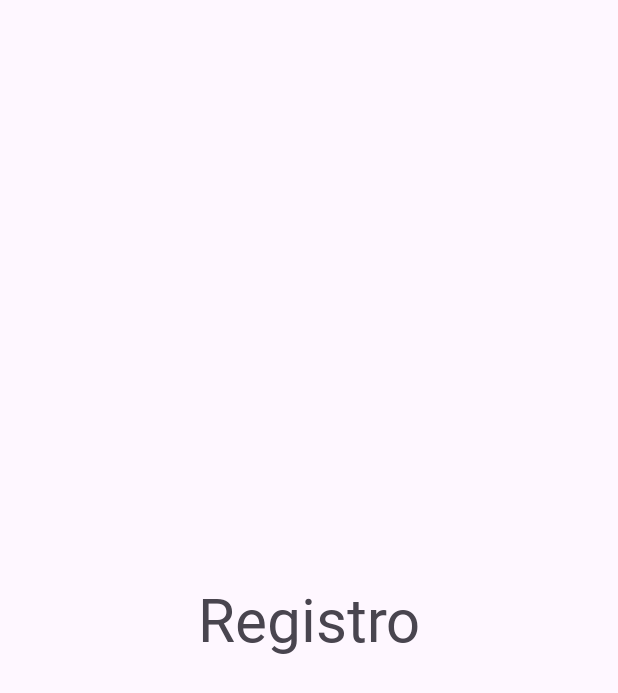
After one commit to mcas2/FirstAndroidApp, an Android app: the Register screen opened directly, with no data from a screen before it, on a phone screen of 412 x 824 dp. The commit adds this screen. Shown: the top 693 px of the screen. Run offline under Robolectric (Android 15) with nearby library versions, the phone set to English and light mode, and no system bars.

Commit message:
register - wip

```diff
--- a/app/src/main/AndroidManifest.xml
+++ b/app/src/main/AndroidManifest.xml
@@ -14,6 +14,9 @@
         android:supportsRtl="true"
         android:theme="@style/Theme.First"
         tools:targetApi="31">
+        <activity
+            android:name=".Register"
+            android:exported="false" />
         <activity
             android:name=".Login"
             android:exported="false" />
--- /dev/null
+++ b/app/src/main/java/com/mcas2/first/Register.java
@@ -0,0 +1,24 @@
+package com.mcas2.first;
+
+import android.os.Bundle;
+
+import androidx.activity.EdgeToEdge;
+import androidx.appcompat.app.AppCompatActivity;
+import androidx.core.graphics.Insets;
+import androidx.core.view.ViewCompat;
+import androidx.core.view.WindowInsetsCompat;
+
+public class Register extends AppCompatActivity {
+
+    @Override
+    protected void onCreate(Bundle savedInstanceState) {
+        super.onCreate(savedInstanceState);
+        EdgeToEdge.enable(this);
+        setContentView(R.layout.activity_register);
+        ViewCompat.setOnApplyWindowInsetsListener(findViewById(R.id.main), (v, insets) -> {
+            Insets systemBars = insets.getInsets(WindowInsetsCompat.Type.systemBars());
+            v.setPadding(systemBars.left, systemBars.top, systemBars.right, systemBars.bottom);
+            return insets;
+        });
+    }
+}
--- a/app/src/main/java/com/mcas2/first/SplashScreen.java
+++ b/app/src/main/java/com/mcas2/first/SplashScreen.java
@@ -33,7 +33,6 @@ public class SplashScreen extends AppCompatActivity {
 
         launchMain();
 
-
         Animation gradientColor = AnimationUtils.loadAnimation(this, R.anim.gradient_colour);
         ImageView splashLogo = findViewById(R.id.splashLogo);
         TextView splashAppName = findViewById(R.id.splashAppName);
--- /dev/null
+++ b/app/src/main/res/drawable/baseline_key_24.xml
@@ -0,0 +1,5 @@
+<vector xmlns:android="http://schemas.android.com/apk/res/android" android:height="24dp" android:tint="#000000" android:viewportHeight="24" android:viewportWidth="24" android:width="24dp">
+
+    <path android:fillColor="@android:color/white" android:pathData="M21,10h-8.35C11.83,7.67 9.61,6 7,6c-3.31,0 -6,2.69 -6,6s2.69,6 6,6c2.61,0 4.83,-1.67 5.65,-4H13l2,2l2,-2l2,2l4,-4.04L21,10zM7,15c-1.65,0 -3,-1.35 -3,-3c0,-1.65 1.35,-3 3,-3s3,1.35 3,3C10,13.65 8.65,15 7,15z"/>
+
+</vector>
--- /dev/null
+++ b/app/src/main/res/drawable/baseline_login_24.xml
@@ -0,0 +1,5 @@
+<vector xmlns:android="http://schemas.android.com/apk/res/android" android:autoMirrored="true" android:height="24dp" android:tint="#000000" android:viewportHeight="24" android:viewportWidth="24" android:width="24dp">
+
+    <path android:fillColor="@android:color/white" android:pathData="M11,7L9.6,8.4l2.6,2.6H2v2h10.2l-2.6,2.6L11,17l5,-5L11,7zM20,19h-8v2h8c1.1,0 2,-0.9 2,-2V5c0,-1.1 -0.9,-2 -2,-2h-8v2h8V19z"/>
+
+</vector>
--- /dev/null
+++ b/app/src/main/res/layout/activity_register.xml
@@ -0,0 +1,21 @@
+<?xml version="1.0" encoding="utf-8"?>
+<androidx.constraintlayout.widget.ConstraintLayout xmlns:android="http://schemas.android.com/apk/res/android"
+    xmlns:app="http://schemas.android.com/apk/res-auto"
+    xmlns:tools="http://schemas.android.com/tools"
+    android:id="@+id/main"
+    android:layout_width="match_parent"
+    android:layout_height="match_parent"
+    tools:context=".Register">
+
+    <TextView
+        android:layout_width="wrap_content"
+        android:layout_height="wrap_content"
+        android:text="Registro"
+        android:fontFamily="@font/stickysugary"
+        android:textSize="40sp"
+        app:layout_constraintBottom_toBottomOf="parent"
+        app:layout_constraintEnd_toEndOf="parent"
+        app:layout_constraintStart_toStartOf="parent"
+        app:layout_constraintTop_toTopOf="parent"></TextView>
+
+</androidx.constraintlayout.widget.ConstraintLayout>
--- a/app/src/main/res/values/themes.xml
+++ b/app/src/main/res/values/themes.xml
@@ -2,7 +2,7 @@
     <!-- Base application theme. -->
     <style name="Base.Theme.First" parent="Theme.Material3.DayNight.NoActionBar">
         <!-- Customize your light theme here. -->
-        <!-- <item name="colorPrimary">@color/my_light_primary</item> -->
+        <!--item name="colorPrimary">@color/boscoso</item-->
     </style>
 
     <style name="Theme.First" parent="Base.Theme.First" />
```
Also changed, not shown: app/src/main/java/com/mcas2/first/Login.java (+33 -0 lines), app/src/main/res/layout/activity_login.xml (+42 -0 lines).
